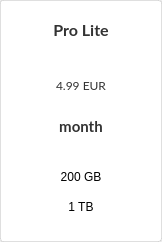
First picture: the form in src/MEGASync/gui/linux/PlanWidget.ui, repository meganz/MEGAsync, before the edit.
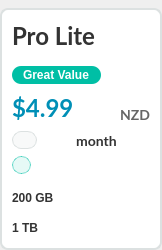
Second picture: the form after the edit. Icons and pictures are not drawn.

Commit message: SNC-2207. Revamp upgrade dialog and pro plan cards

```diff
--- a/src/MEGASync/gui/linux/PlanWidget.ui
+++ b/src/MEGASync/gui/linux/PlanWidget.ui
@@ -7,34 +7,49 @@
     <x>0</x>
     <y>0</y>
     <width>162</width>
-    <height>242</height>
+    <height>250</height>
    </rect>
   </property>
   <property name="minimumSize">
    <size>
-    <width>162</width>
-    <height>242</height>
+    <width>160</width>
+    <height>250</height>
    </size>
   </property>
   <property name="maximumSize">
    <size>
     <width>162</width>
-    <height>242</height>
+    <height>250</height>
    </size>
   </property>
+  <property name="cursor">
+   <cursorShape>ArrowCursor</cursorShape>
+  </property>
   <property name="windowTitle">
    <string/>
   </property>
   <property name="styleSheet">
    <string notr="true">#wContainer
 {
-  border-radius: 3px;
-  border: 1px solid;
-  border-color: rgba(0, 0, 0, 0.1);
-  background-color: #ffffff;
+  border: 2px solid rgba(220,225,225);
+  border-radius: 8px;
+  background-color: #FFFFFF;
+}
 
+#PlanWidget[disabled=false]  #wContainer:hover
+{
+border: 2px solid #008FB6;
 }
 
+#PlanWidget[currentPlan=true] #wContainer
+{
+border: 2px solid #008FB6;
+}
+
+#pProTierStorage, #pBusinessTierStorage, #pProTierTransfer, #pBusinessTierTransfer
+{
+background-color: #FFFFFF;
+}
 QPushButton
 {
   border: none;
@@ -43,25 +58,132 @@
 #lProPlan
 {
   font-family: Lato;
-  font-size: 16px;
+  font-size: 24px;
   color: #333333;
   font-weight: bold;
 }
 
 #lPeriod
 {
-	color: #333333;
-	font-family: Lato;
-	font-size: 15px;
-	font-weight: bold;
+  color: #333333;
+  font-family: Lato;
+  font-size: 14px;
+  font-weight: bold;
 }
 
 #lPrice
 {
   font-family: Lato;
+  color: #008FB6;
+  font-size: 24px;
+  font-weight: bold;
+}
+
+#lPriceBusiness
+{
+  border: 1px solid #DCE1E1;
+  border-radius: 9px;
+  background-color: rgba(220,225,225,0.2);
   color: #333333;
+  font-family: &quot;Source Sans Pro&quot;;
+  font-size: 12px;
+  font-weight: 600;
+  padding-left: 8px;
+  padding-right: 8px;
 }
-</string>
+
+#lMinimumUsersBusiness
+{
+  border: 1px solid rgba(0,191,165,0.5);
+  border-radius: 9px;
+  background-color: rgba(0,191,165,0.1);
+  color: #004038;
+  font-family: &quot;Source Sans Pro&quot;;
+  font-size: 12px;
+  font-weight: 600;
+  padding-left: 5px;
+  padding-right: 5px;
+}
+
+#lStorageInfo, #lBandWidthInfo
+{
+  color: #333333;
+  font-family: &quot;Source Sans Pro&quot;;
+  font-size: 12px;
+  font-weight: 600;
+
+}
+
+#lGreatValue
+{
+  border-radius: 9px;
+  background-color: #00BFA5;
+  color: #FFFFFF;
+  font-family: &quot;Source Sans Pro&quot;;
+  font-size: 12px;
+  font-weight: 600;
+  padding-left: 8px;
+  padding-right: 8px;
+}
+
+#lCurrency
+{
+  color: #666666;
+  font-family: Lato;
+  font-size: 14px;
+  font-weight: bold;
+}
+
+#lHelp
+{
+border-image: url(&quot;://images/ico_question_rest.png&quot;);
+}
+
+#lHelp:hover
+{
+border-image: url(&quot;://images/ico_question_hover.png&quot;);
+}
+
+#lStorageIcon, #lTransferIcon
+{
+border-image: url(&quot;://images/ico_dialog_check.png&quot;);
+}
+
+#lStorageIconGreen, #lTransferIconGreen
+{
+border-image: url(&quot;://images/ico_dialog_check_green.png&quot;);
+}
+
+#lBusinessStorageIcon, #lBusinessTransferIcon
+{
+border-image: url(&quot;://images/ico_info_rest.png&quot;);
+}
+
+#lBusinessStorageIcon:hover, #lBusinessTransferIcon:hover
+{
+border-image: url(&quot;://images/ico_info_hover.png&quot;);
+}
+
+#lGreatValue
+{
+margin-left: 12px;
+margin-right: 12px;
+}
+
+#lCurrentPlanTag
+{
+color: #FFFFFF;
+font-family: &quot;Source Sans Pro&quot;;
+font-size: 12px;
+font-weight: 600;
+border-radius: 9px;
+background-color: #008FB6;
+padding-left: 8px;
+padding-right: 8px;
+height:18px;
+min-height:18px;
+max-height:18px;
+}</string>
   </property>
   <layout class="QHBoxLayout" name="horizontalLayout_4">
    <property name="spacing">
@@ -71,7 +193,7 @@
     <number>0</number>
    </property>
    <property name="topMargin">
-    <number>0</number>
+    <number>8</number>
    </property>
    <property name="rightMargin">
     <number>0</number>
@@ -104,10 +226,28 @@
        <number>0</number>
       </property>
       <property name="topMargin">
+       <number>12</number>
+      </property>
+      <property name="rightMargin">
+       <number>0</number>
+      </property>
+      <property name="bottomMargin">
+       <number>5</number>
+      </property>
+      <item>
+       <widget class="QWidget" name="wType" native="true">
+        <layout class="QHBoxLayout" name="horizontalLayout_6">
+         <property name="spacing">
        <number>9</number>
       </property>
+         <property name="leftMargin">
+          <number>12</number>
+         </property>
+         <property name="topMargin">
+          <number>1</number>
+         </property>
       <property name="rightMargin">
-       <number>0</number>
+          <number>12</number>
       </property>
       <property name="bottomMargin">
        <number>0</number>
@@ -117,96 +257,336 @@
         <property name="minimumSize">
          <size>
           <width>0</width>
-          <height>41</height>
+             <height>0</height>
          </size>
         </property>
         <property name="maximumSize">
          <size>
           <width>16777215</width>
-          <height>41</height>
+             <height>16777215</height>
          </size>
         </property>
         <property name="styleSheet">
-         <string notr="true">margin-top: -10px;</string>
+            <string notr="true"/>
         </property>
         <property name="text">
          <string notr="true">Pro Lite</string>
         </property>
         <property name="alignment">
-         <set>Qt::AlignCenter</set>
+            <set>Qt::AlignLeading|Qt::AlignLeft|Qt::AlignTop</set>
         </property>
        </widget>
       </item>
       <item>
-       <widget class="QWidget" name="wPrice" native="true">
+          <widget class="QLabel" name="lHelp">
         <property name="minimumSize">
          <size>
+             <width>24</width>
+             <height>24</height>
+            </size>
+           </property>
+           <property name="maximumSize">
+            <size>
+             <width>24</width>
+             <height>24</height>
+            </size>
+           </property>
+           <property name="cursor">
+            <cursorShape>ArrowCursor</cursorShape>
+           </property>
+           <property name="styleSheet">
+            <string notr="true"/>
+           </property>
+           <property name="text">
+            <string/>
+           </property>
+          </widget>
+         </item>
+         <item>
+          <spacer name="horizontalSpacer_3">
+           <property name="orientation">
+            <enum>Qt::Horizontal</enum>
+           </property>
+           <property name="sizeHint" stdset="0">
+            <size>
+             <width>40</width>
+             <height>20</height>
+            </size>
+           </property>
+          </spacer>
+         </item>
+        </layout>
+       </widget>
+      </item>
+      <item>
+       <widget class="QWidget" name="wGreatValue" native="true">
+        <layout class="QHBoxLayout" name="horizontalLayout">
+         <property name="leftMargin">
+          <number>0</number>
+         </property>
+         <property name="topMargin">
+          <number>14</number>
+         </property>
+         <property name="rightMargin">
+          <number>0</number>
+         </property>
+         <property name="bottomMargin">
+          <number>0</number>
+         </property>
+         <item>
+          <widget class="QLabel" name="lGreatValue">
+           <property name="sizePolicy">
+            <sizepolicy hsizetype="Fixed" vsizetype="Preferred">
+             <horstretch>0</horstretch>
+             <verstretch>0</verstretch>
+            </sizepolicy>
+           </property>
+           <property name="minimumSize">
+            <size>
           <width>0</width>
-          <height>97</height>
+             <height>18</height>
          </size>
         </property>
         <property name="maximumSize">
          <size>
           <width>16777215</width>
+             <height>18</height>
+            </size>
+           </property>
+           <property name="text">
+            <string>Great Value</string>
+           </property>
+          </widget>
+         </item>
+         <item>
+          <spacer name="horizontalSpacer_4">
+           <property name="orientation">
+            <enum>Qt::Horizontal</enum>
+           </property>
+           <property name="sizeHint" stdset="0">
+            <size>
+             <width>40</width>
+             <height>20</height>
+            </size>
+           </property>
+          </spacer>
+         </item>
+        </layout>
+       </widget>
+      </item>
+      <item>
+       <widget class="QWidget" name="wPriceContainer" native="true">
+        <property name="sizePolicy">
+         <sizepolicy hsizetype="Preferred" vsizetype="Maximum">
+          <horstretch>0</horstretch>
+          <verstretch>0</verstretch>
+         </sizepolicy>
+        </property>
+        <property name="minimumSize">
+         <size>
+          <width>0</width>
           <height>97</height>
          </size>
         </property>
+        <property name="maximumSize">
+         <size>
+          <width>16777215</width>
+          <height>16165161</height>
+         </size>
+        </property>
         <layout class="QVBoxLayout" name="verticalLayout_4">
          <property name="spacing">
+          <number>8</number>
+         </property>
+         <property name="leftMargin">
+          <number>12</number>
+         </property>
+         <property name="topMargin">
+          <number>8</number>
+         </property>
+         <property name="rightMargin">
+          <number>12</number>
+         </property>
+         <property name="bottomMargin">
+          <number>8</number>
+         </property>
+         <item>
+          <widget class="QWidget" name="wPrice" native="true">
+           <property name="sizePolicy">
+            <sizepolicy hsizetype="Preferred" vsizetype="Maximum">
+             <horstretch>0</horstretch>
+             <verstretch>0</verstretch>
+            </sizepolicy>
+           </property>
+           <layout class="QHBoxLayout" name="horizontalLayout_2">
+            <property name="spacing">
           <number>0</number>
          </property>
          <property name="leftMargin">
           <number>0</number>
          </property>
          <property name="topMargin">
-          <number>8</number>
+             <number>0</number>
          </property>
          <property name="rightMargin">
           <number>0</number>
          </property>
          <property name="bottomMargin">
-          <number>8</number>
+             <number>0</number>
          </property>
          <item>
           <widget class="QLabel" name="lPrice">
            <property name="minimumSize">
             <size>
              <width>0</width>
-             <height>50</height>
+                <height>0</height>
             </size>
            </property>
            <property name="maximumSize">
             <size>
              <width>16777215</width>
-             <height>60</height>
-            </size>
-           </property>
+                <height>16777215</height>
+               </size>
+              </property>
+              <property name="mouseTracking">
+               <bool>true</bool>
+              </property>
            <property name="styleSheet">
             <string notr="true"/>
            </property>
            <property name="text">
-            <string notr="true">4.99 EUR</string>
+               <string notr="true">$4.99</string>
            </property>
            <property name="textFormat">
             <enum>Qt::RichText</enum>
            </property>
            <property name="alignment">
+               <set>Qt::AlignBottom|Qt::AlignLeading|Qt::AlignLeft</set>
+              </property>
+             </widget>
+            </item>
+            <item>
+             <widget class="QLabel" name="lCurrency">
+              <property name="text">
+               <string notr="true">NZD</string>
+              </property>
+              <property name="alignment">
+               <set>Qt::AlignBottom|Qt::AlignRight|Qt::AlignTrailing</set>
+              </property>
+             </widget>
+            </item>
+           </layout>
+          </widget>
+         </item>
+         <item>
+          <widget class="QWidget" name="wPeriod" native="true">
+           <property name="sizePolicy">
+            <sizepolicy hsizetype="Preferred" vsizetype="Maximum">
+             <horstretch>0</horstretch>
+             <verstretch>0</verstretch>
+            </sizepolicy>
+           </property>
+           <layout class="QVBoxLayout" name="verticalLayout">
+            <property name="spacing">
+             <number>7</number>
+            </property>
+            <property name="leftMargin">
+             <number>0</number>
+            </property>
+            <property name="topMargin">
+             <number>0</number>
+            </property>
+            <property name="rightMargin">
+             <number>0</number>
+            </property>
+            <property name="bottomMargin">
+             <number>0</number>
+            </property>
+            <item>
+             <widget class="QWidget" name="wPeriodPrice" native="true">
+              <property name="sizePolicy">
+               <sizepolicy hsizetype="Preferred" vsizetype="Fixed">
+                <horstretch>0</horstretch>
+                <verstretch>0</verstretch>
+               </sizepolicy>
+              </property>
+              <property name="minimumSize">
+               <size>
+                <width>0</width>
+                <height>18</height>
+               </size>
+              </property>
+              <property name="maximumSize">
+               <size>
+                <width>16777215</width>
+                <height>18</height>
+               </size>
+              </property>
+              <layout class="QHBoxLayout" name="horizontalLayout_7">
+               <property name="leftMargin">
+                <number>0</number>
+               </property>
+               <property name="topMargin">
+                <number>0</number>
+               </property>
+               <property name="rightMargin">
+                <number>0</number>
+               </property>
+               <property name="bottomMargin">
+                <number>0</number>
+               </property>
+               <item>
+                <widget class="QLabel" name="lPriceBusiness">
+                 <property name="sizePolicy">
+                  <sizepolicy hsizetype="Maximum" vsizetype="Fixed">
+                   <horstretch>0</horstretch>
+                   <verstretch>0</verstretch>
+                  </sizepolicy>
+                 </property>
+                 <property name="minimumSize">
+                  <size>
+                   <width>0</width>
+                   <height>18</height>
+                  </size>
+                 </property>
+                 <property name="maximumSize">
+                  <size>
+                   <width>16777215</width>
+                   <height>18</height>
+                  </size>
+                 </property>
+                 <property name="text">
+                  <string/>
+                 </property>
+                 <property name="alignment">
             <set>Qt::AlignCenter</set>
            </property>
+                 <property name="indent">
+                  <number>0</number>
+                 </property>
+                 <property name="textInteractionFlags">
+                  <set>Qt::NoTextInteraction</set>
+                 </property>
           </widget>
          </item>
          <item>
           <widget class="QLabel" name="lPeriod">
+                 <property name="sizePolicy">
+                  <sizepolicy hsizetype="Preferred" vsizetype="Fixed">
+                   <horstretch>0</horstretch>
+                   <verstretch>0</verstretch>
+                  </sizepolicy>
+                 </property>
            <property name="minimumSize">
             <size>
              <width>0</width>
-             <height>25</height>
+                   <height>18</height>
             </size>
            </property>
            <property name="maximumSize">
             <size>
              <width>16777215</width>
-             <height>25</height>
+                   <height>18</height>
             </size>
            </property>
            <property name="text">
@@ -221,45 +601,102 @@
        </widget>
       </item>
       <item>
-       <widget class="QWidget" name="wPlanInfo" native="true">
+             <widget class="QWidget" name="wUsersBusiness" native="true">
+              <property name="sizePolicy">
+               <sizepolicy hsizetype="Preferred" vsizetype="Maximum">
+                <horstretch>0</horstretch>
+                <verstretch>0</verstretch>
+               </sizepolicy>
+              </property>
+              <layout class="QHBoxLayout" name="wMinimumUsers">
+               <property name="spacing">
+                <number>0</number>
+               </property>
+               <property name="leftMargin">
+                <number>0</number>
+               </property>
+               <property name="topMargin">
+                <number>0</number>
+               </property>
+               <property name="rightMargin">
+                <number>0</number>
+               </property>
+               <property name="bottomMargin">
+                <number>0</number>
+               </property>
+               <item>
+                <widget class="QLabel" name="lMinimumUsersBusiness">
+                 <property name="sizePolicy">
+                  <sizepolicy hsizetype="Maximum" vsizetype="Preferred">
+                   <horstretch>0</horstretch>
+                   <verstretch>0</verstretch>
+                  </sizepolicy>
+                 </property>
         <property name="minimumSize">
          <size>
           <width>0</width>
-          <height>66</height>
+                   <height>18</height>
          </size>
         </property>
         <property name="maximumSize">
          <size>
           <width>16777215</width>
-          <height>16777215</height>
-         </size>
-        </property>
-        <layout class="QVBoxLayout" name="verticalLayout_3">
+                   <height>18</height>
+                  </size>
+                 </property>
+                 <property name="text">
+                  <string/>
+                 </property>
+                </widget>
+               </item>
+               <item>
+                <spacer name="horizontalSpacer_5">
+                 <property name="orientation">
+                  <enum>Qt::Horizontal</enum>
+                 </property>
+                 <property name="sizeHint" stdset="0">
+                  <size>
+                   <width>40</width>
+                   <height>20</height>
+                  </size>
+                 </property>
+                </spacer>
+               </item>
+              </layout>
+             </widget>
+            </item>
+           </layout>
+          </widget>
+         </item>
+        </layout>
+       </widget>
+      </item>
+      <item>
+       <widget class="QWidget" name="wLimits" native="true">
+        <layout class="QVBoxLayout" name="verticalLayout_2">
          <property name="spacing">
           <number>0</number>
          </property>
          <property name="leftMargin">
-          <number>0</number>
+          <number>12</number>
          </property>
          <property name="topMargin">
           <number>0</number>
          </property>
          <property name="rightMargin">
-          <number>0</number>
+          <number>5</number>
          </property>
          <property name="bottomMargin">
           <number>0</number>
          </property>
          <item>
-          <layout class="QHBoxLayout" name="horizontalLayout">
-           <property name="spacing">
-            <number>0</number>
+          <widget class="QWidget" name="wStorageInfo" native="true">
+           <property name="sizePolicy">
+            <sizepolicy hsizetype="Preferred" vsizetype="Preferred">
+             <horstretch>0</horstretch>
+             <verstretch>0</verstretch>
+            </sizepolicy>
            </property>
-           <property name="leftMargin">
-            <number>0</number>
-           </property>
-           <item>
-            <widget class="QWidget" name="widget_3" native="true">
              <property name="minimumSize">
               <size>
                <width>0</width>
@@ -274,16 +711,16 @@
              </property>
              <layout class="QHBoxLayout" name="horizontalLayout_3">
               <property name="spacing">
-               <number>0</number>
+             <number>4</number>
               </property>
               <property name="leftMargin">
-               <number>7</number>
+             <number>0</number>
               </property>
               <property name="topMargin">
-               <number>15</number>
+             <number>2</number>
               </property>
               <property name="rightMargin">
-               <number>7</number>
+             <number>0</number>
               </property>
               <property name="bottomMargin">
                <number>0</number>
@@ -292,7 +729,7 @@
                <widget class="QLabel" name="lStorageInfo">
                 <property name="minimumSize">
                  <size>
-                  <width>0</width>
+                <width>100</width>
                   <height>30</height>
                  </size>
                 </property>
@@ -306,28 +743,158 @@
                  <string notr="true">200 GB</string>
                 </property>
                 <property name="alignment">
-                 <set>Qt::AlignCenter</set>
+               <set>Qt::AlignLeading|Qt::AlignLeft|Qt::AlignVCenter</set>
                 </property>
                 <property name="wordWrap">
                  <bool>true</bool>
                 </property>
                </widget>
               </item>
-             </layout>
+            <item>
+             <spacer name="horizontalSpacer">
+              <property name="orientation">
+               <enum>Qt::Horizontal</enum>
+              </property>
+              <property name="sizeHint" stdset="0">
+               <size>
+                <width>40</width>
+                <height>20</height>
+               </size>
+              </property>
+             </spacer>
+            </item>
+            <item>
+             <widget class="QStackedWidget" name="sIconsStorage">
+              <property name="sizePolicy">
+               <sizepolicy hsizetype="Preferred" vsizetype="Maximum">
+                <horstretch>0</horstretch>
+                <verstretch>0</verstretch>
+               </sizepolicy>
+              </property>
+              <property name="currentIndex">
+               <number>2</number>
+              </property>
+              <widget class="QWidget" name="pProTierStorage">
+               <layout class="QHBoxLayout" name="horizontalLayout_8">
+                <property name="leftMargin">
+                 <number>0</number>
+                </property>
+                <property name="topMargin">
+                 <number>0</number>
+                </property>
+                <property name="rightMargin">
+                 <number>0</number>
+                </property>
+                <property name="bottomMargin">
+                 <number>0</number>
+                </property>
+                <item>
+                 <widget class="QLabel" name="lStorageIcon">
+                  <property name="minimumSize">
+                   <size>
+                    <width>24</width>
+                    <height>24</height>
+                   </size>
+                  </property>
+                  <property name="maximumSize">
+                   <size>
+                    <width>24</width>
+                    <height>24</height>
+                   </size>
+                  </property>
+                  <property name="text">
+                   <string/>
+                  </property>
             </widget>
            </item>
           </layout>
-         </item>
-         <item>
-          <layout class="QHBoxLayout" name="horizontalLayout_2">
-           <property name="spacing">
+              </widget>
+              <widget class="QWidget" name="pProTierStorageCurrentPlan">
+               <layout class="QHBoxLayout" name="horizontalLayout_80">
+                <property name="leftMargin">
             <number>0</number>
            </property>
+                <property name="topMargin">
+                 <number>0</number>
+                </property>
+                <property name="rightMargin">
+                 <number>0</number>
+                </property>
+                <property name="bottomMargin">
+                 <number>0</number>
+                </property>
+                <item>
+                 <widget class="QLabel" name="lStorageIconGreen">
+                  <property name="minimumSize">
+                   <size>
+                    <width>24</width>
+                    <height>24</height>
+                   </size>
+                  </property>
+                  <property name="maximumSize">
+                   <size>
+                    <width>24</width>
+                    <height>24</height>
+                   </size>
+                  </property>
+                  <property name="text">
+                   <string/>
+                  </property>
+                 </widget>
+                </item>
+               </layout>
+              </widget>
+              <widget class="QWidget" name="pBusinessTierStorage">
+               <property name="styleSheet">
+                <string notr="true"/>
+               </property>
+               <layout class="QHBoxLayout" name="horizontalLayout_9">
            <property name="leftMargin">
             <number>0</number>
            </property>
+                <property name="topMargin">
+                 <number>0</number>
+                </property>
+                <property name="rightMargin">
+                 <number>0</number>
+                </property>
+                <property name="bottomMargin">
+                 <number>0</number>
+                </property>
            <item>
-            <widget class="QWidget" name="widget_4" native="true">
+                 <widget class="QLabel" name="lBusinessStorageIcon">
+                  <property name="minimumSize">
+                   <size>
+                    <width>24</width>
+                    <height>24</height>
+                   </size>
+                  </property>
+                  <property name="maximumSize">
+                   <size>
+                    <width>24</width>
+                    <height>24</height>
+                   </size>
+                  </property>
+                  <property name="text">
+                   <string/>
+                  </property>
+                 </widget>
+                </item>
+               </layout>
+              </widget>
+             </widget>
+            </item>
+           </layout>
+          </widget>
+         </item>
+         <item>
+          <widget class="QWidget" name="wTransferInfo" native="true">
+           <property name="sizePolicy">
+            <sizepolicy hsizetype="Preferred" vsizetype="Maximum">
+             <horstretch>0</horstretch>
+             <verstretch>0</verstretch>
+            </sizepolicy>
+           </property>
              <property name="minimumSize">
               <size>
                <width>0</width>
@@ -341,26 +908,29 @@
               </size>
              </property>
              <layout class="QHBoxLayout" name="horizontalLayout_5">
-              <property name="spacing">
-               <number>0</number>
-              </property>
               <property name="leftMargin">
-               <number>7</number>
+             <number>0</number>
               </property>
               <property name="topMargin">
                <number>0</number>
               </property>
               <property name="rightMargin">
-               <number>7</number>
+             <number>0</number>
               </property>
               <property name="bottomMargin">
-               <number>20</number>
+             <number>2</number>
               </property>
               <item>
                <widget class="QLabel" name="lBandWidthInfo">
+              <property name="sizePolicy">
+               <sizepolicy hsizetype="Preferred" vsizetype="Preferred">
+                <horstretch>0</horstretch>
+                <verstretch>0</verstretch>
+               </sizepolicy>
+              </property>
                 <property name="minimumSize">
                  <size>
-                  <width>0</width>
+                <width>100</width>
                   <height>30</height>
                  </size>
                 </property>
@@ -374,17 +944,149 @@
                  <string notr="true">1 TB</string>
                 </property>
                 <property name="alignment">
-                 <set>Qt::AlignCenter</set>
+               <set>Qt::AlignLeading|Qt::AlignLeft|Qt::AlignVCenter</set>
                 </property>
                 <property name="wordWrap">
                  <bool>true</bool>
                 </property>
                </widget>
               </item>
-             </layout>
-            </widget>
-           </item>
-          </layout>
+            <item>
+             <spacer name="horizontalSpacer_2">
+              <property name="orientation">
+               <enum>Qt::Horizontal</enum>
+              </property>
+              <property name="sizeHint" stdset="0">
+               <size>
+                <width>40</width>
+                <height>20</height>
+               </size>
+              </property>
+             </spacer>
+            </item>
+            <item>
+             <widget class="QStackedWidget" name="sIconsTransfer">
+              <property name="sizePolicy">
+               <sizepolicy hsizetype="Preferred" vsizetype="Maximum">
+                <horstretch>0</horstretch>
+                <verstretch>0</verstretch>
+               </sizepolicy>
+              </property>
+              <property name="currentIndex">
+               <number>2</number>
+              </property>
+              <widget class="QWidget" name="pProTierTransfer">
+               <layout class="QHBoxLayout" name="horizontalLayout_10">
+                <property name="leftMargin">
+                 <number>0</number>
+                </property>
+                <property name="topMargin">
+                 <number>0</number>
+                </property>
+                <property name="rightMargin">
+                 <number>0</number>
+                </property>
+                <property name="bottomMargin">
+                 <number>0</number>
+                </property>
+                <item>
+                 <widget class="QLabel" name="lTransferIcon">
+                  <property name="minimumSize">
+                   <size>
+                    <width>24</width>
+                    <height>24</height>
+                   </size>
+                  </property>
+                  <property name="maximumSize">
+                   <size>
+                    <width>24</width>
+                    <height>24</height>
+                   </size>
+                  </property>
+                  <property name="text">
+                   <string/>
+                  </property>
+                 </widget>
+                </item>
+               </layout>
+              </widget>
+              <widget class="QWidget" name="pProTierTransferCurrentPlan">
+               <layout class="QHBoxLayout" name="horizontalLayout_801">
+                <property name="leftMargin">
+                 <number>0</number>
+                </property>
+                <property name="topMargin">
+                 <number>0</number>
+                </property>
+                <property name="rightMargin">
+                 <number>0</number>
+                </property>
+                <property name="bottomMargin">
+                 <number>0</number>
+                </property>
+                <item>
+                 <widget class="QLabel" name="lTransferIconGreen">
+                  <property name="minimumSize">
+                   <size>
+                    <width>24</width>
+                    <height>24</height>
+                   </size>
+                  </property>
+                  <property name="maximumSize">
+                   <size>
+                    <width>24</width>
+                    <height>24</height>
+                   </size>
+                  </property>
+                  <property name="text">
+                   <string/>
+                  </property>
+                 </widget>
+                </item>
+               </layout>
+              </widget>
+              <widget class="QWidget" name="pBusinessTierTransfer">
+               <property name="styleSheet">
+                <string notr="true"/>
+               </property>
+               <layout class="QHBoxLayout" name="horizontalLayout_11">
+                <property name="leftMargin">
+                 <number>0</number>
+                </property>
+                <property name="topMargin">
+                 <number>0</number>
+                </property>
+                <property name="rightMargin">
+                 <number>0</number>
+                </property>
+                <property name="bottomMargin">
+                 <number>0</number>
+                </property>
+                <item>
+                 <widget class="QLabel" name="lBusinessTransferIcon">
+                  <property name="minimumSize">
+                   <size>
+                    <width>24</width>
+                    <height>24</height>
+                   </size>
+                  </property>
+                  <property name="maximumSize">
+                   <size>
+                    <width>24</width>
+                    <height>24</height>
+                   </size>
+                  </property>
+                  <property name="text">
+                   <string/>
+                  </property>
+                 </widget>
+                </item>
+               </layout>
+              </widget>
+             </widget>
+            </item>
+           </layout>
+          </widget>
          </item>
         </layout>
        </widget>
```
Lines whose indentation alone changed are shown as unchanged. The commit also changes 85 other files.
